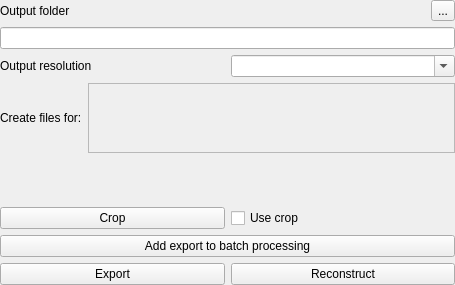
Above: iVS3D/src/iVS3D-core/view/exportwidget.ui from iVS3D/iVS3D before the change. Below: the same form after it.
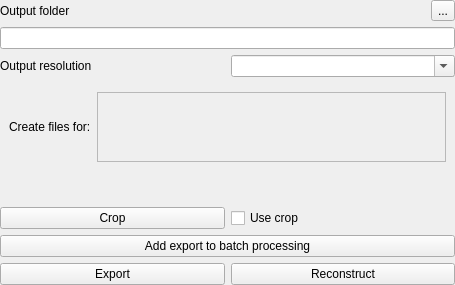
That is the form after the change.

Commit message: Disable 'Create Files for' widget when no transform plugin is found

The edit to the form file:
```diff
--- a/iVS3D/src/iVS3D-core/view/exportwidget.ui
+++ b/iVS3D/src/iVS3D-core/view/exportwidget.ui
@@ -88,7 +88,8 @@
     </layout>
    </item>
    <item>
-    <layout class="QHBoxLayout" name="horizontalLayout_2">
+    <widget class="QWidget" name="createFilesWidget" native="true">
+     <layout class="QHBoxLayout" name="createFiles_Layout">
      <item>
       <widget class="QLabel" name="label_3">
        <property name="text">
@@ -106,8 +107,8 @@
          <rect>
           <x>0</x>
           <y>0</y>
-          <width>354</width>
-          <height>65</height>
+           <width>366</width>
+           <height>69</height>
          </rect>
         </property>
         <layout class="QHBoxLayout" name="horizontalLayout_6">
@@ -131,6 +132,7 @@
       </widget>
      </item>
     </layout>
+    </widget>
    </item>
    <item>
     <spacer name="verticalSpacer">
```
Lines whose indentation alone changed are shown as unchanged. The commit also changes 5 other files.
